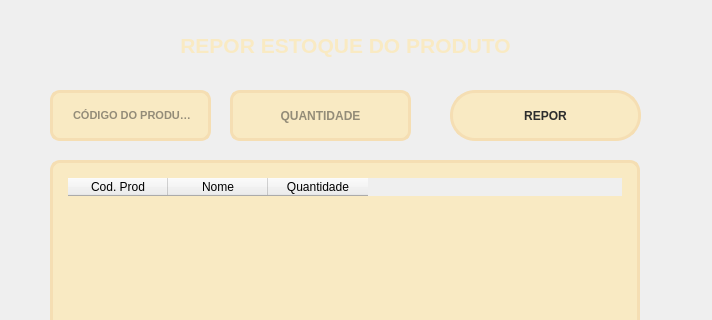
Above: REPOSICAO.ui from leohpmoreira/inventoryManagement before the change; both pictures show x 0 to 712 and y 0 to 320 of the 712 by 466 pixel window. Below: the same form after it.
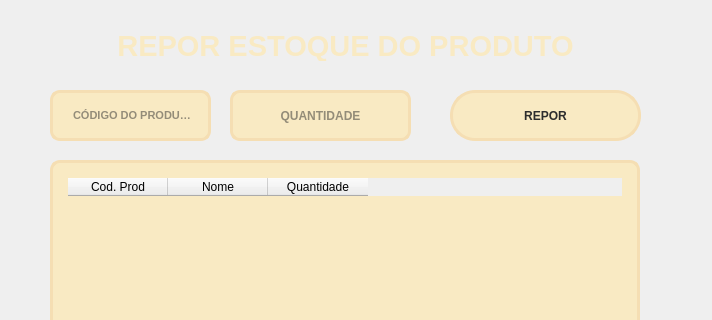
That is the form after the change.

The edit to the form file:
```diff
--- a/REPOSICAO.ui
+++ b/REPOSICAO.ui
@@ -144,7 +144,7 @@
    <property name="font">
     <font>
      <family>Segoe UI</family>
-     <pointsize>16</pointsize>
+     <pointsize>22</pointsize>
      <weight>75</weight>
      <bold>true</bold>
     </font>
```
